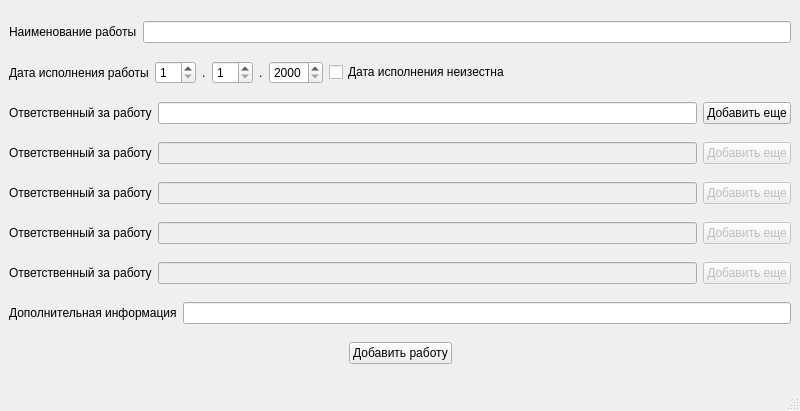
This is prilogenie/addworkwindow.ui in parlamentyor/auto_correct_plan as Qt 5 draws it before an edit. The edited form follows.
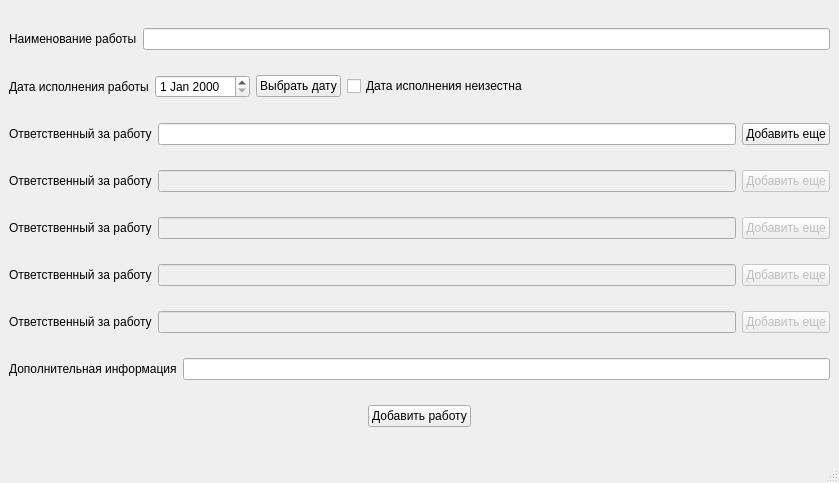
This is the edited form.

Commit message: Запилил выбор даты исполнения работы в форме добавления работы

```diff
--- a/prilogenie/addworkwindow.ui
+++ b/prilogenie/addworkwindow.ui
@@ -6,8 +6,8 @@
    <rect>
     <x>0</x>
     <y>0</y>
-    <width>800</width>
-    <height>411</height>
+    <width>839</width>
+    <height>483</height>
    </rect>
   </property>
   <property name="windowTitle">
@@ -43,55 +43,12 @@
        </widget>
       </item>
       <item>
-       <widget class="QSpinBox" name="sb_deadline_dd">
-        <property name="enabled">
-         <bool>true</bool>
-        </property>
-        <property name="minimum">
-         <number>1</number>
-        </property>
-        <property name="maximum">
-         <number>31</number>
-        </property>
-       </widget>
+       <widget class="QDateEdit" name="de_deadline_data"/>
       </item>
       <item>
-       <widget class="QLabel" name="label_9">
+       <widget class="QPushButton" name="pb_edit_deadline_data">
         <property name="text">
-         <string>.</string>
-        </property>
-       </widget>
-      </item>
-      <item>
-       <widget class="QSpinBox" name="sb_deadline_mm">
-        <property name="enabled">
-         <bool>true</bool>
-        </property>
-        <property name="minimum">
-         <number>1</number>
-        </property>
-        <property name="maximum">
-         <number>12</number>
-        </property>
-       </widget>
-      </item>
-      <item>
-       <widget class="QLabel" name="label_10">
-        <property name="text">
-         <string>.</string>
-        </property>
-       </widget>
-      </item>
-      <item>
-       <widget class="QSpinBox" name="sb_deadline_yyyy">
-        <property name="enabled">
-         <bool>true</bool>
-        </property>
-        <property name="minimum">
-         <number>2000</number>
-        </property>
-        <property name="maximum">
-         <number>9999</number>
+         <string>Выбрать дату</string>
         </property>
        </widget>
       </item>
```
Left out of the diff: 2 changed lines with no effect on the pictures. The commit also changes 3 other files.
